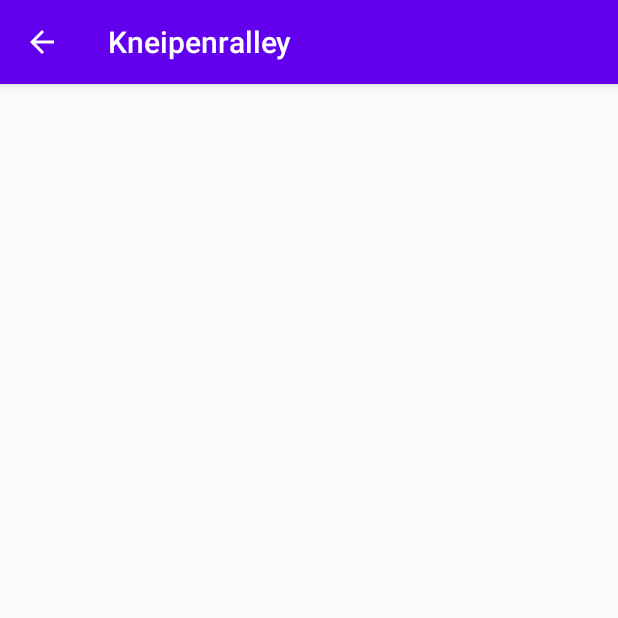
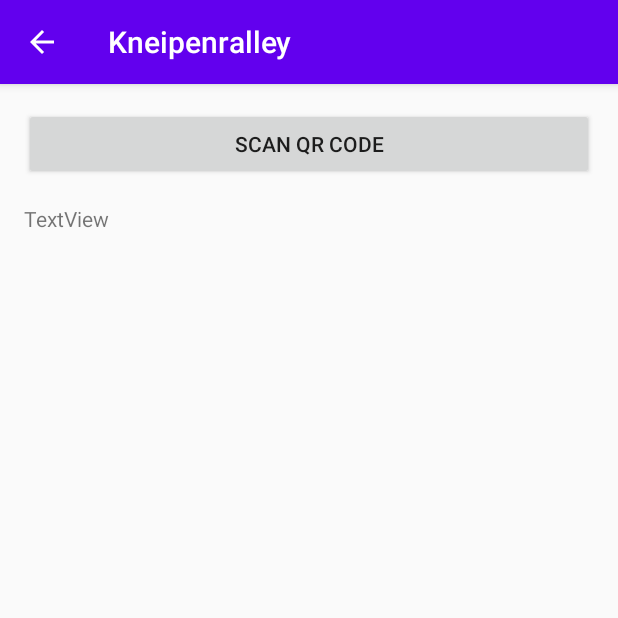
Before and after one commit to kneipenrallye/zapp-android-kotlin-master, an Android app: the QRScanner screen opened directly, with no data from a screen before it, on a phone screen of 412 x 824 dp, the top half of it. Run offline under Robolectric (Android 15) with nearby library versions, the phone set to English and light mode, and no system bars; our stand-ins replace Firebase (no records; nobody signed in at launch, a user with empty details on screens opened directly).

Commit message:
Added QR Scanner

```diff
--- a/app/src/main/java/com/example/othregensburg/zapp/QRCodeGenerator.kt
+++ b/app/src/main/java/com/example/othregensburg/zapp/QRCodeGenerator.kt
@@ -213,12 +213,6 @@ class QRCodeGenerator : AppCompatActivity() {
         var jsonString = gson.toJson(data)
         return jsonString
     }
-
-    private fun QrStringToData( jsonString : String) : QrModel{
-        var gson = Gson()
-        var qrModel = gson.fromJson(jsonString, QrModel::class.java)
-        return qrModel
-    }
 }
 
 class QrModel(val barId: Int, val key1 : String, var key2 : String, var key3 : String, var key4 : String, var key5 : String)
--- a/app/src/main/res/layout/activity_q_r_scanner.xml
+++ b/app/src/main/res/layout/activity_q_r_scanner.xml
@@ -7,4 +7,24 @@
     tools:context=".QRScanner">
 
 
+    <Button
+        android:id="@+id/btn_qr_scanner_scan"
+        android:layout_width="0dp"
+        android:layout_height="wrap_content"
+        android:layout_marginStart="16dp"
+        android:layout_marginTop="16dp"
+        android:layout_marginEnd="16dp"
+        android:text="Scan QR Code"
+        app:layout_constraintEnd_toEndOf="parent"
+        app:layout_constraintStart_toStartOf="parent"
+        app:layout_constraintTop_toTopOf="parent" />
+
+    <TextView
+        android:id="@+id/lbl_qr_scanner_scanned"
+        android:layout_width="wrap_content"
+        android:layout_height="wrap_content"
+        android:layout_marginTop="16dp"
+        android:text="TextView"
+        app:layout_constraintStart_toStartOf="@+id/btn_qr_scanner_scan"
+        app:layout_constraintTop_toBottomOf="@+id/btn_qr_scanner_scan" />
 </androidx.constraintlayout.widget.ConstraintLayout>
```
Also changed, not shown: app/src/main/java/com/example/othregensburg/zapp/BarkeeperLogoutActivity.kt (+21 -91 lines), app/src/main/java/com/example/othregensburg/zapp/QRScanner.kt (+130 -5 lines).
